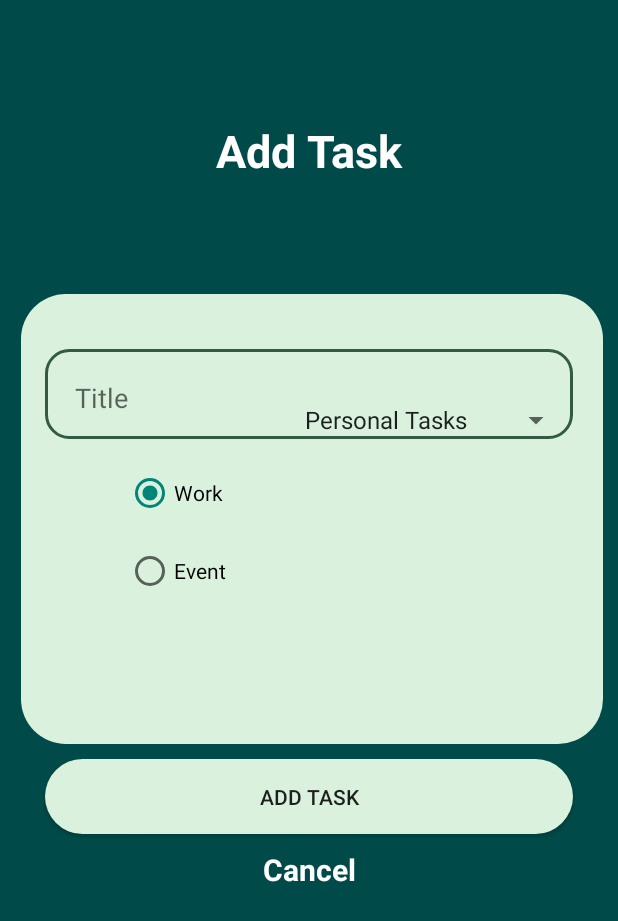
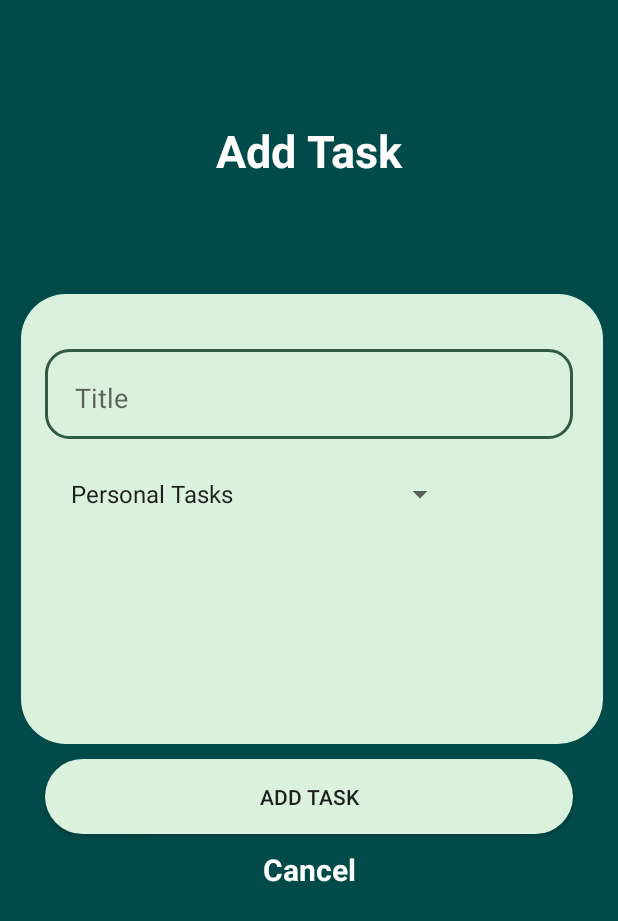
Before and after one commit to supermonkey62/MAD-Assignment, an Android app: the AddTask screen opened directly, with no data from a screen before it, on a phone screen of 412 x 824 dp. Shown: the top 921 px of the screen. Run offline under Robolectric (Android 15) with nearby library versions, the light colour scheme and no system bars; our stand-ins replace Firebase (no records; nobody signed in at launch, a user with empty details on screens opened directly); Roboto replaces fonts that are not available here.

Commit message:
Task : Add and Edit Task : Removed Type Attribute for Tasks

```diff
--- a/app/src/main/java/sg/edu/np/mad/team5MADAssignmentOnTask/AddEvent.java
+++ b/app/src/main/java/sg/edu/np/mad/team5MADAssignmentOnTask/AddEvent.java
@@ -5,7 +5,6 @@ import androidx.appcompat.app.AppCompatActivity;
 
 import android.app.DatePickerDialog;
 import android.app.TimePickerDialog;
-import android.content.DialogInterface;
 import android.os.Bundle;
 import android.text.TextUtils;
 import android.util.Log;
@@ -26,8 +25,6 @@ import com.google.firebase.database.ValueEventListener;
 
 import java.text.SimpleDateFormat;
 import java.util.Calendar;
-import java.util.Collections;
-import java.util.List;
 import java.util.Locale;
 
 public class AddEvent extends AppCompatActivity {
--- a/app/src/main/java/sg/edu/np/mad/team5MADAssignmentOnTask/AddTask.java
+++ b/app/src/main/java/sg/edu/np/mad/team5MADAssignmentOnTask/AddTask.java
@@ -14,17 +14,14 @@ import android.widget.RadioButton;
 import android.widget.RadioGroup;
 import android.widget.Spinner;
 import android.widget.TextView;
-import android.widget.Toast;
 
 import com.google.firebase.database.DataSnapshot;
 import com.google.firebase.database.DatabaseError;
 import com.google.firebase.database.DatabaseReference;
 import com.google.firebase.database.FirebaseDatabase;
 import com.google.firebase.database.ValueEventListener;
+
 public class AddTask extends AppCompatActivity {
-
-    RadioButton radioButton;
-    RadioGroup radioGroup;
     EditText titleEdit;
 
     TextView taskDate, cancelText, selectedOption;
@@ -46,8 +43,6 @@ public class AddTask extends AppCompatActivity {
         username = getIntent().getStringExtra("USERNAME");
         taskDate = findViewById(R.id.taskdate);
         titleEdit = findViewById(R.id.titleEdit);
-
-        radioGroup = findViewById(R.id.addtaskradiogroup);
         Button addTaskButton = findViewById(R.id.addtaskbutton);
         cancelText = findViewById(R.id.canceltasktext);
         category = findViewById(R.id.catspinner);
@@ -84,9 +79,6 @@ public class AddTask extends AppCompatActivity {
 
     private void createTask() {
         String taskTitle = titleEdit.getText().toString();
-        int radioId = radioGroup.getCheckedRadioButtonId();
-        radioButton = findViewById(radioId);
-        String typeTitle = radioButton.getText().toString();
         String selectedCategory = category.getSelectedItem().toString();
         generateTaskId(username, new TaskIdCallback() {
             @Override
@@ -98,7 +90,7 @@ public class AddTask extends AppCompatActivity {
                         if (dataSnapshot.exists()) {
                             Log.v(title, taskId + "already exists");
                         } else {
-                            Task newTask = new Task(username, taskTitle, typeTitle, selectedDate, taskId, false, 0, 0, selectedCategory);
+                            Task newTask = new Task(username, taskTitle, selectedDate, taskId, false, 0, 0, selectedCategory);
                             taskRef.child(taskId).setValue(newTask);
                             finish();
                         }
--- a/app/src/main/java/sg/edu/np/mad/team5MADAssignmentOnTask/DoneTasksFragment.java
+++ b/app/src/main/java/sg/edu/np/mad/team5MADAssignmentOnTask/DoneTasksFragment.java
@@ -26,8 +26,6 @@ import com.google.firebase.database.FirebaseDatabase;
 
 import java.util.ArrayList;
 import java.util.List;
-import androidx.recyclerview.widget.ItemTouchHelper;
-import androidx.recyclerview.widget.RecyclerView;
 
 public class DoneTasksFragment extends Fragment implements TaskDataHolder.TaskDataCallback {
 
--- a/app/src/main/java/sg/edu/np/mad/team5MADAssignmentOnTask/EditEvent.java
+++ b/app/src/main/java/sg/edu/np/mad/team5MADAssignmentOnTask/EditEvent.java
@@ -21,7 +21,6 @@ import android.widget.Toast;
 import com.google.android.gms.tasks.OnFailureListener;
 import com.google.android.gms.tasks.OnSuccessListener;
 import com.google.android.material.textfield.TextInputEditText;
-import com.google.android.material.textfield.TextInputLayout;
 import com.google.firebase.database.DataSnapshot;
 import com.google.firebase.database.DatabaseError;
 import com.google.firebase.database.DatabaseReference;
--- a/app/src/main/java/sg/edu/np/mad/team5MADAssignmentOnTask/EventViewHolder.java
+++ b/app/src/main/java/sg/edu/np/mad/team5MADAssignmentOnTask/EventViewHolder.java
@@ -5,6 +5,9 @@ import android.widget.TextView;
 
 import androidx.cardview.widget.CardView;
 import androidx.recyclerview.widget.RecyclerView;
+
+import sg.edu.np.mad.team5MADAssignmentOnTask.R;
+
 public class EventViewHolder extends RecyclerView.ViewHolder {
     TextView titlebox, datebox, timebox;
 
--- a/app/src/main/java/sg/edu/np/mad/team5MADAssignmentOnTask/HomeFragment.java
+++ b/app/src/main/java/sg/edu/np/mad/team5MADAssignmentOnTask/HomeFragment.java
@@ -29,7 +29,7 @@ import java.util.List;
 import java.util.Locale;
 import java.util.Map;
 
-public class HomeFragment extends Fragment implements CalendarAdapter.OnItemListener, TaskDataHolder.TaskDataCallback, EventDataHolder.EventDataCallback, UserDataHolder.UserDataCallback, SelectListener{
+public class HomeFragment extends Fragment implements CalendarAdapter.OnItemListener, TaskDataHolder.TaskDataCallback, EventDataHolder.EventDataCallback, UserDataHolder.UserDataCallback, SelectListener {
     private TextView monthYearText, greetingText, displaynametext;
 
     private RecyclerView calendarRecyclerView, eventShower, taskShower;
@@ -278,7 +278,6 @@ public class HomeFragment extends Fragment implements CalendarAdapter.OnItemList
         Intent intent = new Intent(getActivity(), EditTask.class);
         intent.putExtra("USERNAME", task.getUsername());
         intent.putExtra("TITLE", task.getTitle());
-        intent.putExtra("TYPE", task.getType());
         intent.putExtra("DATE", task.getDate());
         intent.putExtra("TAG", task.getTag());
         intent.putExtra("STATUS", task.getStatus());
--- a/app/src/main/java/sg/edu/np/mad/team5MADAssignmentOnTask/MainPageCalendarAdapter.java
+++ b/app/src/main/java/sg/edu/np/mad/team5MADAssignmentOnTask/MainPageCalendarAdapter.java
@@ -9,6 +9,9 @@ import android.view.ViewGroup;
 import androidx.recyclerview.widget.RecyclerView;
 
 import java.util.List;
+
+import sg.edu.np.mad.team5MADAssignmentOnTask.CalendarViewHolder;
+import sg.edu.np.mad.team5MADAssignmentOnTask.R;
 
 public class MainPageCalendarAdapter extends RecyclerView.Adapter<CalendarViewHolder> {
 
--- a/app/src/main/java/sg/edu/np/mad/team5MADAssignmentOnTask/MainpagetodoAdaptor.java
+++ b/app/src/main/java/sg/edu/np/mad/team5MADAssignmentOnTask/MainpagetodoAdaptor.java
@@ -60,7 +60,6 @@ public class MainpagetodoAdaptor extends RecyclerView.Adapter<MainpageViewHolder
         holder.tag = task.getTag();
         holder.status = task.getStatus();
         holder.title = task.getTitle();
-        holder.type = task.getType();
         if (task.getStatus() == false) {
             holder.itemView.setVisibility(View.VISIBLE);
             holder.task.setText(task.getTitle());
@@ -85,7 +84,7 @@ public class MainpagetodoAdaptor extends RecyclerView.Adapter<MainpageViewHolder
                             existingTimeSpent = existingtask.getTimespent();
                             int existingsession = existingtask.getSessions();
                             String category = existingtask.getCategory();
-                            Task updateTask = new Task(holder.username, holder.title, holder.type, holder.date, holder.tag, true,existingTimeSpent,existingsession,category);
+                            Task updateTask = new Task(holder.username, holder.title, holder.date, holder.tag, true,existingTimeSpent,existingsession,category);
                             userTask.child(holder.tag).setValue(updateTask);
                         } else {
                             Log.v("TaskCount", holder.tag + " does not exist.");
--- a/app/src/main/java/sg/edu/np/mad/team5MADAssignmentOnTask/PomodoroTimer.java
+++ b/app/src/main/java/sg/edu/np/mad/team5MADAssignmentOnTask/PomodoroTimer.java
@@ -2,7 +2,7 @@ package sg.edu.np.mad.team5MADAssignmentOnTask;
 
 import androidx.appcompat.app.AlertDialog;
 import androidx.appcompat.app.AppCompatActivity;
-import android.annotation.SuppressLint;
+
 import android.content.DialogInterface;
 import android.os.Bundle;
 import android.os.CountDownTimer;
@@ -11,7 +11,6 @@ import android.view.View;
 import android.widget.Button;
 import android.widget.NumberPicker;
 import android.widget.ProgressBar;
-import android.widget.SeekBar;
 import android.widget.TextView;
 import android.widget.Toast;
 
@@ -417,10 +416,9 @@ public class PomodoroTimer extends AppCompatActivity {
         String username = getIntent().getStringExtra("USERNAME");
         String tag = getIntent().getStringExtra("TAG");
         String title = getIntent().getStringExtra("TITLE");
-        String type = getIntent().getStringExtra("TYPE");
         String category = getIntent().getStringExtra("CATEGORY");
         userTask = FirebaseDatabase.getInstance().getReference("Task");
-        Task newTask = new Task(username, title, type, selectedDate, tag, taskStatus, newTimeSpent, totalSessions, category);
+        Task newTask = new Task(username, title, selectedDate, tag, taskStatus, newTimeSpent, totalSessions, category);
         userTask.child(tag).setValue(newTask);
         Log.v("TaskSaving", title + " saved to database" + "," + newTimeSpent + "," + totalSessions);
         Log.v("TaskCheck",newTimeSpent + "," + totalSessions);
--- a/app/src/main/java/sg/edu/np/mad/team5MADAssignmentOnTask/RegisterUser.java
+++ b/app/src/main/java/sg/edu/np/mad/team5MADAssignmentOnTask/RegisterUser.java
@@ -40,7 +40,6 @@ public class RegisterUser extends AppCompatActivity {
     DatabaseReference userRef;
     DatabaseReference achievementRef;
     DatabaseReference shopRef;
-    DatabaseReference taskcountRef;
     DatabaseReference usercountRef;
     DatabaseReference userDateRef;
 
@@ -51,7 +50,6 @@ public class RegisterUser extends AppCompatActivity {
 
         // Load the databases
         userRef = FirebaseDatabase.getInstance().getReference("Users");
-        taskcountRef= FirebaseDatabase.getInstance().getReference("TaskCount");
         usercountRef = FirebaseDatabase.getInstance().getReference("UserCount");
         userDateRef = FirebaseDatabase.getInstance().getReference("UserDate");
 
@@ -109,7 +107,6 @@ public class RegisterUser extends AppCompatActivity {
                                          // Create a new user
 
                                          User newUser = new User(username, password,username,IMAGEURI,0, 0);
-                                         TaskCount newTaskCount = new TaskCount(username,0);
                                          UserCount newUserCount = new UserCount(100,0,0,0,0);
 
                                          Date date = new Date();
@@ -124,7 +121,6 @@ public class RegisterUser extends AppCompatActivity {
 
                                          usercountRef.child(username).setValue(newUserCount);
                                          userRef.child(username).setValue(newUser);
-                                         taskcountRef.child(username).setValue(newTaskCount);
                                          userDateRef.child(username).setValue(newLoginDate);
                                          Toast.makeText(getApplicationContext(), "Registration Successful", Toast.LENGTH_SHORT).show();
                                          creatingachievements(null,username);
--- a/app/src/main/java/sg/edu/np/mad/team5MADAssignmentOnTask/Stage2MainPage.java
+++ b/app/src/main/java/sg/edu/np/mad/team5MADAssignmentOnTask/Stage2MainPage.java
@@ -13,7 +13,9 @@ import com.google.android.material.floatingactionbutton.FloatingActionButton;
 import java.text.ParseException;
 import java.util.Date;
 import java.util.Locale;
+
 import sg.edu.np.mad.team5MADAssignmentOnTask.databinding.ActivityStage2MainPageBinding;
+
 
 public class Stage2MainPage extends AppCompatActivity implements HomeFragment.OnDateSelectedListener  {
 
--- a/app/src/main/java/sg/edu/np/mad/team5MADAssignmentOnTask/TaskAnalysis.java
+++ b/app/src/main/java/sg/edu/np/mad/team5MADAssignmentOnTask/TaskAnalysis.java
@@ -2,7 +2,6 @@ package sg.edu.np.mad.team5MADAssignmentOnTask;
 
 import android.graphics.Color;
 import android.icu.text.SimpleDateFormat;
-import android.os.Build;
 import android.os.Bundle;
 import android.util.Log;
 import android.widget.LinearLayout;
--- a/app/src/main/java/sg/edu/np/mad/team5MADAssignmentOnTask/TodolistAdaptor.java
+++ b/app/src/main/java/sg/edu/np/mad/team5MADAssignmentOnTask/TodolistAdaptor.java
@@ -18,6 +18,7 @@ import com.google.firebase.database.FirebaseDatabase;
 import com.google.firebase.database.ValueEventListener;
 
 import java.util.List;
+
 public class TodolistAdaptor extends RecyclerView.Adapter<TodoViewHolder> {
 
     private Context context;
@@ -57,7 +58,6 @@ public class TodolistAdaptor extends RecyclerView.Adapter<TodoViewHolder> {
         holder.tag = task.getTag();
         holder.status = task.getStatus();
         holder.title = task.getTitle();
-        holder.type = task.getType();
         holder.sessions = task.getSessions();
         holder.category = task.getCategory();
 
@@ -84,7 +84,7 @@ public class TodolistAdaptor extends RecyclerView.Adapter<TodoViewHolder> {
                             existingTimeSpent = existingtask.getTimespent();
                             int existingsession= existingtask.getSessions();
                             String category = existingtask.getCategory();
-                            Task updateTask = new Task(holder.username, holder.title, holder.type, holder.date, holder.tag, true,existingTimeSpent,existingsession,category);
+                            Task updateTask = new Task(holder.username, holder.title, holder.date, holder.tag, true,existingTimeSpent,existingsession,category);
                             userTask.child(holder.tag).setValue(updateTask);
                         } else {
                             Log.v("TaskCount", holder.tag + " does not exist.");
--- a/app/src/main/java/sg/edu/np/mad/team5MADAssignmentOnTask/WeeklyCalendarViewHolder.java
+++ b/app/src/main/java/sg/edu/np/mad/team5MADAssignmentOnTask/WeeklyCalendarViewHolder.java
@@ -6,7 +6,6 @@ import android.widget.TextView;
 import androidx.annotation.NonNull;
 import androidx.recyclerview.widget.RecyclerView;
 
-import java.time.LocalDate;
 import java.util.ArrayList;
 import java.util.Date;
 
--- a/app/src/main/java/sg/edu/np/mad/team5MADAssignmentOnTask/timer.java
+++ b/app/src/main/java/sg/edu/np/mad/team5MADAssignmentOnTask/timer.java
@@ -3,7 +3,6 @@ package sg.edu.np.mad.team5MADAssignmentOnTask;
 import androidx.appcompat.app.AlertDialog;
 import androidx.appcompat.app.AppCompatActivity;
 
-import android.annotation.SuppressLint;
 import android.content.DialogInterface;
 import android.os.Bundle;
 import android.os.CountDownTimer;
@@ -24,6 +23,7 @@ import com.google.firebase.database.ValueEventListener;
 
 
 import java.util.Locale;
+
 public class timer extends AppCompatActivity {
     private long timeLeftInMillis;
     private long startTimeInMillis;
@@ -297,10 +297,9 @@ public class timer extends AppCompatActivity {
         String username = getIntent().getStringExtra("USERNAME");
         String tag = getIntent().getStringExtra("TAG");
         String title = getIntent().getStringExtra("TITLE");
-        String type = getIntent().getStringExtra("TYPE");
         String category = getIntent().getStringExtra("CATEGORY");
         userTask = FirebaseDatabase.getInstance().getReference("Task");
-        Task newTask = new Task(username, title, type, selectedDate, tag, taskStatus, newTimeSpent, totalSessions, category);
+        Task newTask = new Task(username, title, selectedDate, tag, taskStatus, newTimeSpent, totalSessions, category);
         userTask.child(tag).setValue(newTask);
         Log.v("TaskSaving", title + " saved to database");
         Log.v("TaskCheck",newTimeSpent + "," + totalSessions);
--- a/app/src/main/res/layout/activity_add_task.xml
+++ b/app/src/main/res/layout/activity_add_task.xml
@@ -87,38 +87,6 @@
         app:srcCompat="@drawable/hollow"
         tools:layout_editor_absoluteX="16dp" />
 
-    <RadioGroup
-        android:id="@+id/addtaskradiogroup"
-        android:layout_width="wrap_content"
-        android:layout_height="wrap_content"
-        app:layout_constraintTop_toBottomOf="@id/titlebox"
-        app:layout_constraintLeft_toLeftOf="@id/whitebox"
-        android:layout_marginLeft="30dp">
-
-        <RadioButton
-            android:id="@+id/workButton"
-            android:layout_width="wrap_content"
-            android:layout_height="wrap_content"
-            android:text="Work"
-            tools:layout_editor_absoluteX="47dp"
-            tools:layout_editor_absoluteY="331dp"
-            app:layout_constraintTop_toBottomOf="@id/titlebox"
-            android:layout_marginTop="20dp"
-            app:layout_constraintStart_toStartOf="parent"
-            android:layout_marginStart="50dp"
-            android:checked="true"
-            />
-
-        <RadioButton
-            android:id="@+id/eventButton"
-            android:layout_width="86dp"
-            android:layout_height="wrap_content"
-            android:layout_marginStart="50dp"
-            android:layout_marginTop="20dp"
-            android:text="Event"
-            app:layout_constraintStart_toStartOf="parent"
-            app:layout_constraintTop_toBottomOf="@id/workButton" />
-    </RadioGroup>
 
     <Button
         android:id="@+id/addtaskbutton"
@@ -149,15 +117,13 @@
 
     <Spinner
         android:id="@+id/catspinner"
-        android:layout_width="186dp"
-        android:layout_height="80dp"
-        android:layout_marginBottom="176dp"
-        app:layout_constraintBottom_toBottomOf="@+id/whitebox"
-        app:layout_constraintEnd_toEndOf="parent"
-        app:layout_constraintHorizontal_bias="0.864"
-        app:layout_constraintStart_toStartOf="parent"
-        app:layout_constraintTop_toTopOf="parent"
-        app:layout_constraintVertical_bias="1.0" />
+        android:layout_width="wrap_content"
+        android:layout_height="48dp"
+        app:layout_constraintTop_toBottomOf="@+id/titleEdit"
+        app:layout_constraintStart_toStartOf="@id/whitebox"
+        android:layout_marginLeft="35dp"
+        android:layout_marginTop="28dp"
+       />
 
 
 </androidx.constraintlayout.widget.ConstraintLayout>
```
Also changed, not shown: app/src/main/java/sg/edu/np/mad/team5MADAssignmentOnTask/EditTask.java (+2 -9 lines), app/src/main/java/sg/edu/np/mad/team5MADAssignmentOnTask/Task.java (+2 -11 lines), app/src/main/java/sg/edu/np/mad/team5MADAssignmentOnTask/TodoViewHolder.java (+0 -52 lines).
